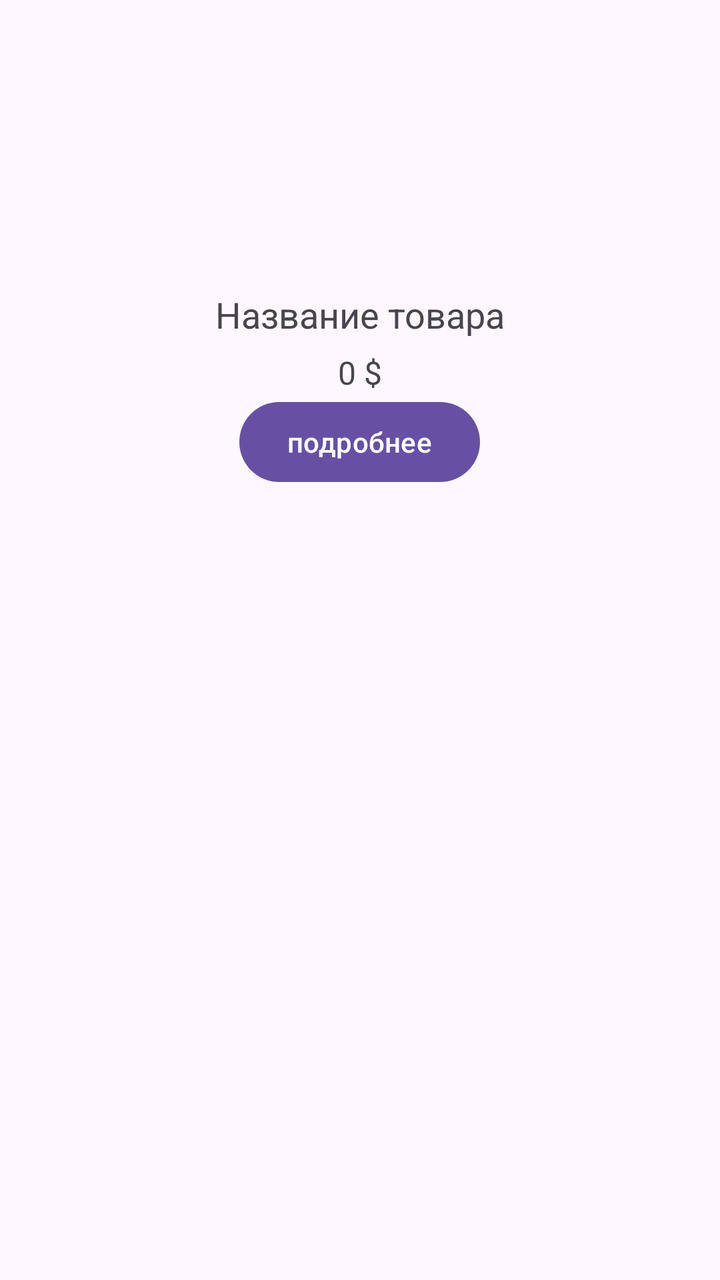
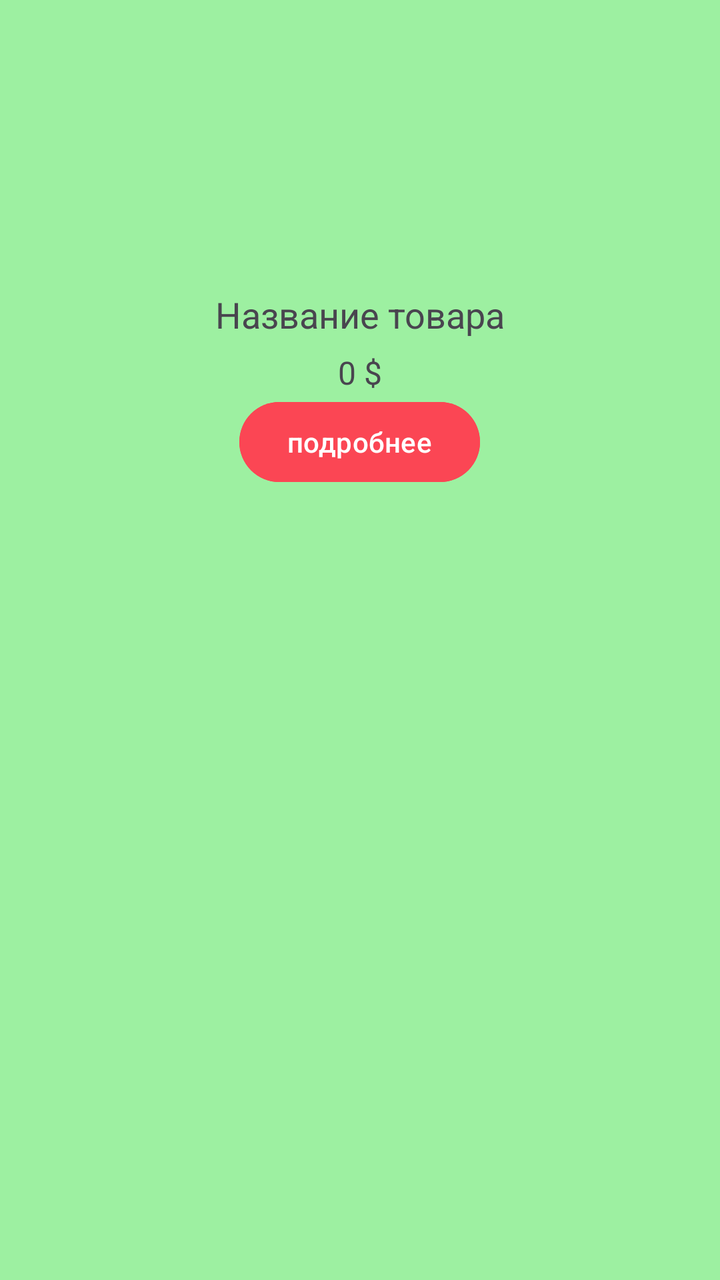

Screens rendered from an Android XML layout before and after an edit, with the pre-edit source and the edit as a unified diff.
<!-- AndroidManifest.xml: application theme Theme.MyApplicationShopNew -->
<!-- res/layout/item_product_grid.xml -->
<?xml version="1.0" encoding="utf-8"?>
<LinearLayout xmlns:android="http://schemas.android.com/apk/res/android"
    android:layout_width="match_parent"
    android:layout_height="wrap_content"
    android:orientation="vertical"
    android:padding="8dp"
    android:gravity="center_horizontal"
    >
    <ImageView
        android:id="@+id/ivprodutctImge"
        android:layout_width="match_parent"
        android:scaleType="centerCrop"
        android:layout_height="120dp"
        android:layout_marginBottom="17dp"/>
    <TextView
        android:id="@+id/tvproutctName"
        android:layout_width="wrap_content"
        android:layout_height="wrap_content"
        android:text="Название товара"
        android:textSize="18sp"
        android:layout_marginBottom="6dp"/>
    <TextView
        android:id="@+id/tvproutctPrice"
        android:layout_width="wrap_content"
        android:layout_height="wrap_content"
        android:text="0 $"
        android:textSize="16sp"/>


    <Button
        android:id="@+id/btnDetails"
        android:layout_width="wrap_content"
        android:layout_height="wrap_content"
        android:text="подробнее"/>
</LinearLayout>
<!-- resources referenced by this layout -->
<resources>
  <style name="Theme.MyApplicationShopNew" parent="Base.Theme.MyApplicationShopNew" />
  <style name="Base.Theme.MyApplicationShopNew" parent="Theme.Material3.DayNight.NoActionBar">
          
          
      </style>
</resources>

<!-- the commit's change to res/layout/item_product_grid.xml (unified diff, before → after) -->
@@ -5,6 +5,7 @@
     android:orientation="vertical"
     android:padding="8dp"
     android:gravity="center_horizontal"
+    android:background="#9DF0A1"
     >
     <ImageView
         android:id="@+id/ivprodutctImge"
@@ -31,5 +32,6 @@
         android:id="@+id/btnDetails"
         android:layout_width="wrap_content"
         android:layout_height="wrap_content"
-        android:text="подробнее"/>
+        android:text="подробнее"
+        android:backgroundTint="#FB4654"/>
 </LinearLayout>
